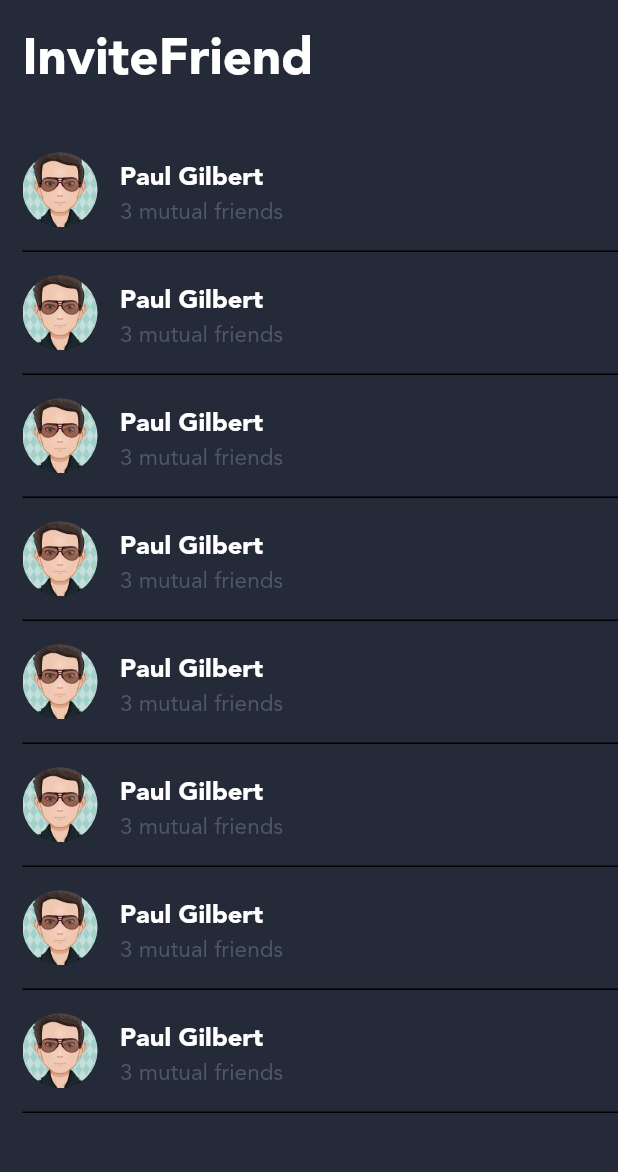
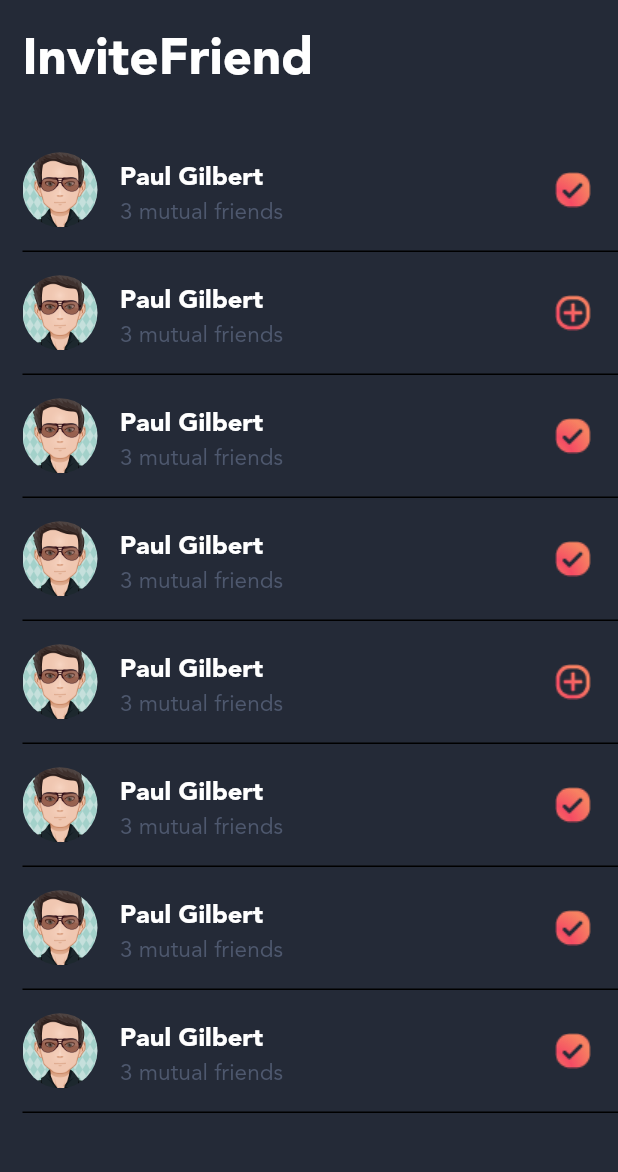
Before and after one commit to tuconghieu1998/new_feeds, a Flutter app: the InviteFriendPage screen opened by its route, on a phone screen of 412 x 824 dp, the part 57-1229 px from its top. Run offline on Flutter 3.47's test engine with Material 2 defaults, Android fonts, the phone set to English and light mode, and no system bars; our stand-ins replace dio, flutter_svg, image_gallery_saver, overlay_support; missing offline and left inert: dart:ffi.

Commit message:
check box invite screen

```diff
--- /dev/null
+++ b/lib/common/widgets/stateless/icon_check_box.dart
@@ -0,0 +1,34 @@
+import 'package:flutter/cupertino.dart';
+import 'package:flutter/material.dart';
+import 'package:flutter/src/widgets/container.dart';
+import 'package:flutter/src/widgets/framework.dart';
+import 'package:news_feed/themes/app_colors.dart';
+import 'package:news_feed/utils/asset_utils.dart';
+
+class IconCheckBox extends StatelessWidget {
+  const IconCheckBox({super.key, this.checked});
+
+  final bool? checked;
+
+  @override
+  Widget build(BuildContext context) {
+    return Container(
+      width: 30,
+      height: 30,
+      child: ShaderMask(
+        shaderCallback: (Rect bounds) {
+          return const RadialGradient(
+            center: Alignment.bottomLeft,
+            radius: 0.5,
+            colors: <Color>[Color(0xffF78361), Color(0xffF54B64)],
+            tileMode: TileMode.mirror,
+          ).createShader(bounds);
+        },
+        child: ImageIcon(
+          AssetImage(checked == true ? AssetUtils.icoCheckBoxChecked : AssetUtils.icoCheckBoxPlus),
+          color: Colors.white,
+        ),
+      ),
+    );
+  }
+}
--- a/lib/common_widget_screen.dart
+++ b/lib/common_widget_screen.dart
@@ -4,6 +4,7 @@ import 'package:news_feed/common/widgets/stateless/avatar.dart';
 import 'package:news_feed/common/widgets/stateless/circle_icon_button.dart';
 import 'package:news_feed/common/widgets/stateless/common_button.dart';
 import 'package:news_feed/common/widgets/stateless/divide.dart';
+import 'package:news_feed/common/widgets/stateless/icon_check_box.dart';
 import 'package:news_feed/common/widgets/stateless/outline_button.dart';
 import 'package:news_feed/common/widgets/stateless/top_bar_widget.dart';
 import 'package:news_feed/themes/styles_text.dart';
@@ -67,7 +68,15 @@ class _CommonWidgetScreenState extends State<CommonWidgetScreen> {
               SizedBox(height: 20,),
               CommonButton(),
               SizedBox(height: 20,),
-              OutlineButton()
+              OutlineButton(),
+              SizedBox(height: 20,),
+              Row(
+                mainAxisAlignment: MainAxisAlignment.center,
+                children: [
+                IconCheckBox(),
+                SizedBox(width: 50,),
+                IconCheckBox()
+              ],)
 
             ]),
           ),
--- a/lib/modules/message/pages/invite_friend_page.dart
+++ b/lib/modules/message/pages/invite_friend_page.dart
@@ -23,14 +23,14 @@ class _InviteFriendPageState extends State<InviteFriendPage> {
           Expanded(
             child: SingleChildScrollView(child:
             Column(children: [
-              InviteFriendItem(),
-              InviteFriendItem(),
-              InviteFriendItem(),
-              InviteFriendItem(),
-              InviteFriendItem(),
-              InviteFriendItem(),
-              InviteFriendItem(),
-              InviteFriendItem(),
+              InviteFriendItem(checked: true,),
+              InviteFriendItem(checked: false),
+              InviteFriendItem(checked: true),
+              InviteFriendItem(checked: true),
+              InviteFriendItem(checked: false),
+              InviteFriendItem(checked: true),
+              InviteFriendItem(checked: true),
+              InviteFriendItem(checked: true),
             ],)
             ))
         ]),
--- a/lib/modules/message/widgets/invite_friend_item.dart
+++ b/lib/modules/message/widgets/invite_friend_item.dart
@@ -3,33 +3,37 @@ import 'package:flutter/src/widgets/container.dart';
 import 'package:flutter/src/widgets/framework.dart';
 import 'package:news_feed/common/widgets/stateless/avatar.dart';
 import 'package:news_feed/common/widgets/stateless/divide.dart';
+import 'package:news_feed/common/widgets/stateless/icon_check_box.dart';
 import 'package:news_feed/themes/app_colors.dart';
 import 'package:news_feed/themes/styles_text.dart';
 
 class InviteFriendItem extends StatelessWidget {
-  const InviteFriendItem({super.key});
+  const InviteFriendItem({super.key, this.checked});
+
+  final bool? checked;
 
   @override
   Widget build(BuildContext context) {
     return Padding(
-      padding: EdgeInsets.only(left: 15),
+      padding: const EdgeInsets.only(left: 15),
       child: Column(children: [
         Padding(
           padding: const EdgeInsets.symmetric(vertical: 15),
           child: Row(children: [
-            Avatar(size: 50,),
-            SizedBox(width: 15,),
+            const Avatar(size: 50,),
+            const SizedBox(width: 15,),
             Column(
               crossAxisAlignment: CrossAxisAlignment.start,
               children: [
               Text("Paul Gilbert", style: AppStylesText.body17.copyWith(fontSize: 17),),
               Text("3 mutual friends", style: AppStylesText.body15.copyWith(color: AppColor.unselectItems),)
             ],),
-            Spacer(),
-
+            const Spacer(),
+            IconCheckBox(checked: checked,),
+            const SizedBox(width: 15,)
           ],),
         ),
-        Divide(height: 1,)
+        const Divide(height: 1,)
       ]),
     );
   }
--- a/lib/utils/asset_utils.dart
+++ b/lib/utils/asset_utils.dart
@@ -15,6 +15,8 @@ class AssetUtils {
   static const String icoComment = "assets/icons/ico_comment.png";
   static const String icoFacebook = "assets/icons/ico_facebook.png";
   static const String icoTwitter = "assets/icons/ico_twitter.png";
+  static const String icoCheckBoxPlus = "assets/icons/ico_check_box_plus.png";
+  static const String icoCheckBoxChecked = "assets/icons/ico_check_box_checked.png";
 
   // gif
   static const String gifLoading = "assets/gif/gif_loading.gif";
```
Also changed, not shown: assets/icons/ico_check_box_checked.png (added), assets/icons/ico_check_box_plus.png (added).
